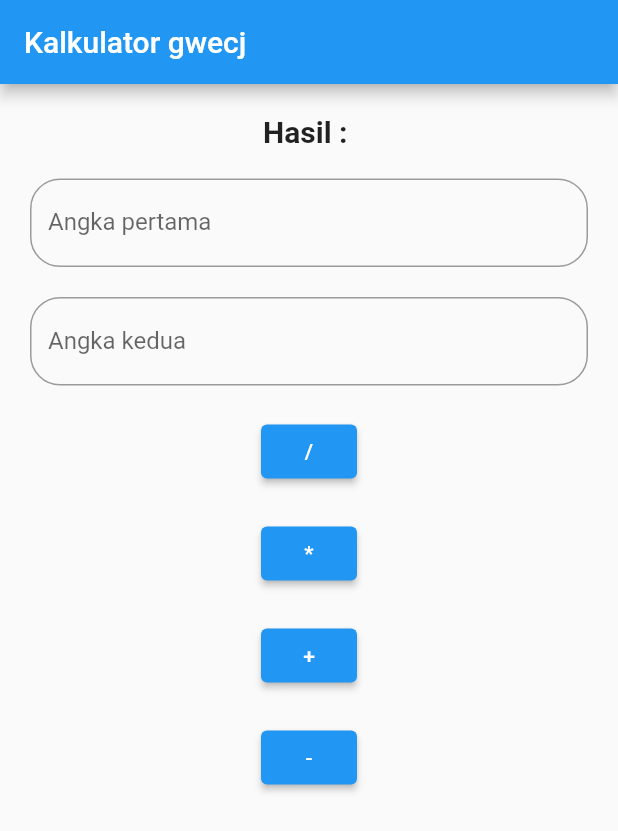
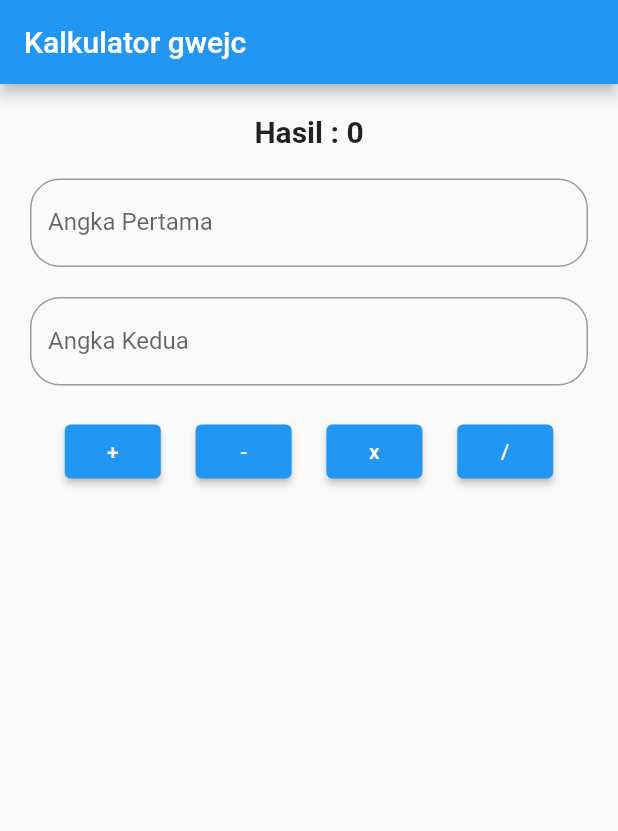
Before and after one commit to lostboiii/flutter-dafa-setiadi-fundamental, a Flutter app: the screen it shows after launch, on a phone screen of 412 x 824 dp. Shown: the top 831 px of the screen. Run offline on Flutter 3.47's test engine with Material 2 defaults, Android fonts, the phone set to English and light mode, and no system bars.

Commit message:
fungsi-calc

```diff
--- a/lib/main.dart
+++ b/lib/main.dart
@@ -1,46 +1,127 @@
 import 'package:flutter/material.dart';
-void main() => runApp(MyApp());
-class MyApp extends StatelessWidget {
+import 'package:flutter/services.dart';
+
+main() {
+  runApp(MaterialApp(
+    debugShowCheckedModeBanner: false,
+    home: MyApp(),
+  ));
+}
+
+class MyApp extends StatefulWidget {
+  const MyApp({Key? key}) : super(key: key);
+  @override
+  _MyAppState createState() => _MyAppState();
+}
+
+class _MyAppState extends State<MyApp> {
+  TextEditingController controller1 = TextEditingController();
+  TextEditingController controller2 = TextEditingController();
+  int? result = 0, num1 = 0, num2 = 0;
+  tambah() {
+    setState(() {
+      num1 = int.parse(controller1.text);
+      num2 = int.parse(controller2.text);
+      result = num1! + num2!;
+    });
+  }
+
+  kurang() {
+    setState(() {
+      num1 = int.parse(controller1.text);
+      num2 = int.parse(controller2.text);
+      result = num1! - num2!;
+    });
+  }
+
+  bagi() {
+    setState(() {
+      num1 = int.parse(controller1.text);
+      num2 = int.parse(controller2.text);
+      result = num1! ~/ num2!;
+    });
+  }
+
+  kali() {
+    setState(() {
+      num1 = int.parse(controller1.text);
+      num2 = int.parse(controller2.text);
+      result = num1! * num2!;
+    });
+  }
+
   @override
   Widget build(BuildContext context) {
- return MaterialApp(
- title: 'Kalkulator',
- home: Scaffold(
+    return Scaffold(
       appBar: AppBar(
- title: Text('Kalkulator gwecj'),
+        title: Text("Kalkulator gwejc"),
       ),
       body: Padding(
         padding: const EdgeInsets.all(20.0),
         child: Column(
           children: [
-      Text("Hasil : ", style: TextStyle(fontSize: 20, fontWeight: FontWeight.bold),),
-      SizedBox(height: 20),
-      TextField(decoration: InputDecoration(labelText: "Angka pertama", border: OutlineInputBorder(borderRadius: BorderRadius.circular(20))),),
-      SizedBox(height: 20),
-      TextField(decoration: InputDecoration(labelText: "Angka kedua", border: OutlineInputBorder(borderRadius: BorderRadius.circular(20))),),
-      SizedBox(height: 20),
-      ElevatedButton(onPressed: (){
+            Text(
+              "Hasil : $result",
+              style: TextStyle(fontSize: 20, fontWeight: FontWeight.bold),
+            ),
+            SizedBox(
+              height: 20,
+            ),
+            TextField(
+              controller: controller1,
+              decoration: InputDecoration(
+                  labelText: "Angka Pertama",
+                  border: OutlineInputBorder(
+                      borderRadius: BorderRadius.circular(20))),
+            ),
+            SizedBox(
+              height: 20,
+            ),
+            TextField(
+              controller: controller2,
+              decoration: InputDecoration(
+                  labelText: "Angka Kedua",
+                  border: OutlineInputBorder(
+                      borderRadius: BorderRadius.circular(20))),
+            ),
+            SizedBox(
+              height: 20,
+            ),
+            Row(
+              mainAxisAlignment: MainAxisAlignment.spaceEvenly,
+              children: [
+                ElevatedButton(
+                    onPressed: () {
+                      tambah();
+                      controller1.clear();
+                      controller2.clear();
+                    },
+                    child: Text("+")),
+                ElevatedButton(
+                    onPressed: () {
+                      kurang();
+                      controller1.clear();
+                      controller2.clear();
+                    },
+                    child: Text("-")),
+                ElevatedButton(
+                    onPressed: () {
+                      kali();
+                      controller1.clear();
+                      controller2.clear();
+                    },
+                    child: Text("x")),
+                ElevatedButton(
+                    onPressed: () {
+                      bagi();
+                      controller1.clear();
+                      controller2.clear();
+                    },
+                    child: Text("/"))
 
-      }
-      , child: Text("/")),
-      SizedBox(height: 20),
-      ElevatedButton(onPressed: (){
-
-      }
-      , child: Text("*")),
-      SizedBox(height: 20),
-      ElevatedButton(onPressed: (){
-
-      }
-      , child: Text("+")),
-      SizedBox(height: 20),
-      ElevatedButton(onPressed: (){
-
-      }
-      , child: Text("-")),
-      SizedBox(height: 20),
               ],
             ),
+          ],
         ),
       ),
     );
```
Lines whose indentation alone changed are shown as unchanged.
